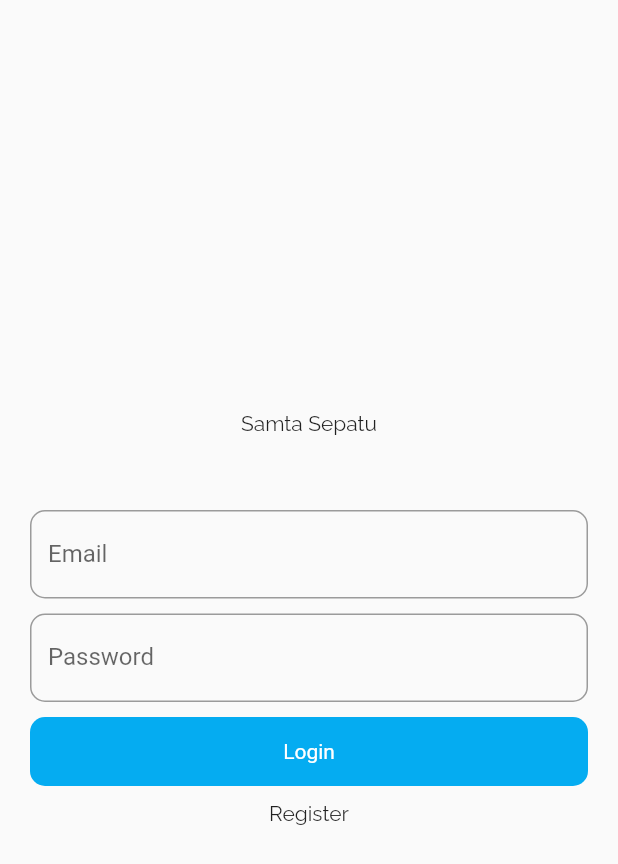
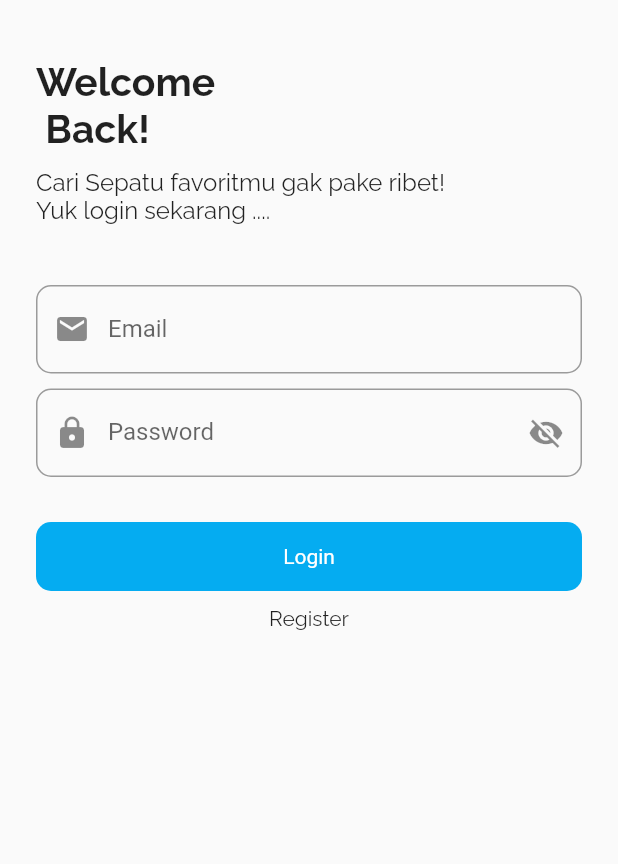
Before and after one commit to wikugw/Flutter-Samta-Sepatu, a Flutter app: the screen it shows after launch, on a phone screen of 412 x 824 dp. Shown: the top 864 px of the screen. Run offline on Flutter 3.47's test engine with Material 2 defaults, Android fonts, the phone set to English and light mode, and no system bars; our stand-ins replace bloc, flushbar, flutter_bloc, flutter_spinkit, google_fonts.

Commit message:
Edit login page

```diff
--- a/lib/ui/pages/login_page.dart
+++ b/lib/ui/pages/login_page.dart
@@ -9,8 +9,12 @@ class _LoginPageState extends State<LoginPage> {
   TextEditingController emailController = TextEditingController();
   TextEditingController passwordController = TextEditingController();
 
+  bool isPasswordVisible = false;
+
   @override
   Widget build(BuildContext context) {
+    var height = MediaQuery.of(context).size.height;
+
     return BlocBuilder<UserloginBloc, UserloginState>(
       builder: (context, state) {
         return BlocListener<UserloginBloc, UserloginState>(
@@ -28,19 +32,45 @@ class _LoginPageState extends State<LoginPage> {
               FocusScope.of(context).requestFocus(new FocusNode());
             },
             child: Scaffold(
-              body: Center(
+              body: SafeArea(
                 child: Padding(
-                  padding: EdgeInsets.all(20),
+                  padding: EdgeInsets.symmetric(horizontal: 24, vertical: 40),
                   child: SingleChildScrollView(
                     child: Column(
+                      mainAxisSize: MainAxisSize.max,
                       children: [
-                        Text("Samta Sepatu", style: blackFonts,),
+                        Align(
+                          alignment: Alignment.centerLeft,
+                          child: Column(
+                            crossAxisAlignment: CrossAxisAlignment.start,
+                            mainAxisAlignment: MainAxisAlignment.spaceBetween,
+                            children: [
+                              Text(
+                                "Welcome \n Back!",
+                                style: blackFonts.copyWith(
+                                    fontSize: 26, fontWeight: FontWeight.bold),
+                              ),
+                              SizedBox(
+                                height: 10,
+                              ),
+                              Text(
+                                "Cari Sepatu favoritmu gak pake ribet!",
+                                style: blackFonts.copyWith(fontSize: 16),
+                              ),
+                              Text(
+                                "Yuk login sekarang ....",
+                                style: blackFonts.copyWith(fontSize: 16),
+                              )
+                            ],
+                          ),
+                        ),
                         SizedBox(
-                          height: 50,
+                          height: 40,
                         ),
                         TextFormField(
                           controller: emailController,
                           decoration: InputDecoration(
+                              prefixIcon: Icon(Icons.mail),
                               border: OutlineInputBorder(
                                   borderRadius: BorderRadius.circular(10)),
                               labelText: "Email",
@@ -51,15 +81,25 @@ class _LoginPageState extends State<LoginPage> {
                         ),
                         TextFormField(
                           controller: passwordController,
-                          obscureText: true,
+                          obscureText: !isPasswordVisible,
                           decoration: InputDecoration(
+                              prefixIcon: Icon(Icons.lock),
+                              suffixIcon: IconButton(
+                                  icon: Icon(isPasswordVisible
+                                      ? Icons.visibility
+                                      : Icons.visibility_off),
+                                  onPressed: () {
+                                    setState(() {
+                                      isPasswordVisible = !isPasswordVisible;
+                                    });
+                                  }),
                               border: OutlineInputBorder(
                                   borderRadius: BorderRadius.circular(10)),
                               labelText: "Password",
                               hintText: "Password"),
                         ),
                         SizedBox(
-                          height: 10,
+                          height: 30,
                         ),
                         // Call shared button widget
                         state is UserLoading
@@ -82,7 +122,7 @@ class _LoginPageState extends State<LoginPage> {
                             Navigator.pushNamed(context, RegisterRoute);
                           },
                           child: Text("Register", style: blackFonts),
-                        )
+                        ),
                       ],
                     ),
                   ),
--- a/lib/ui/pages/product_list_page.dart
+++ b/lib/ui/pages/product_list_page.dart
@@ -10,9 +10,7 @@ class _ProductListPageState extends State<ProductListPage> {
 
   @override
   Widget build(BuildContext context) {
-
-  double height = MediaQuery.of(context).size.height;
-  var appBarHeight = height * 0.07;
+  var appBarHeight = AppBar().preferredSize.height;
 
     return Scaffold(
       body: SafeArea(
```
